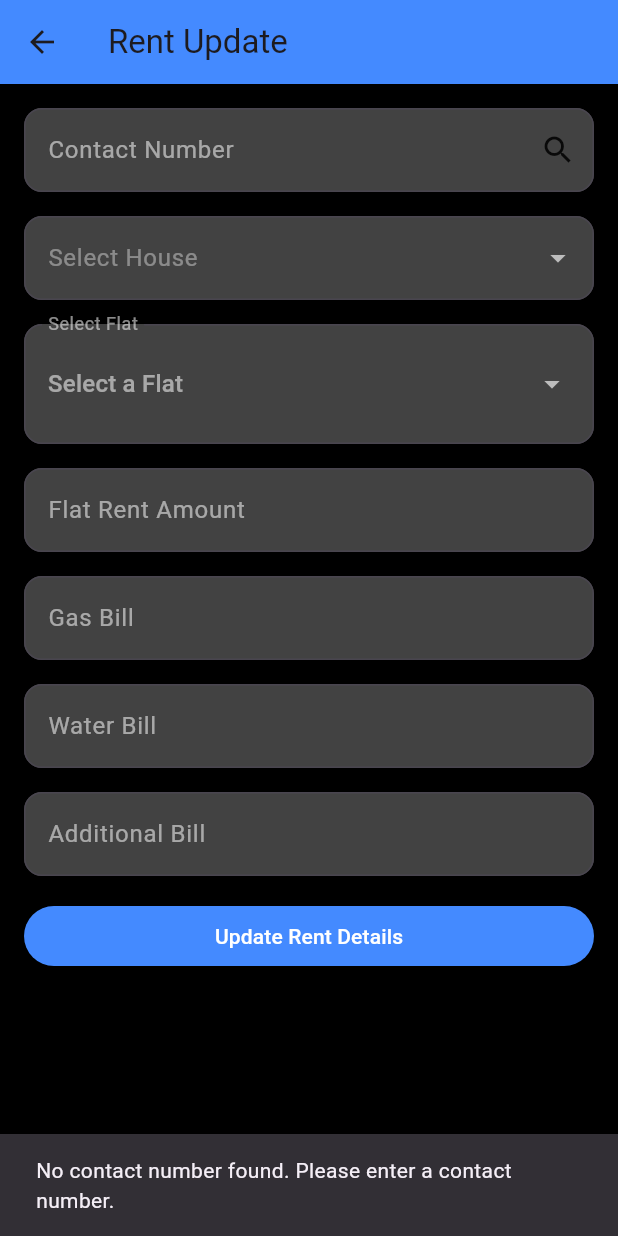
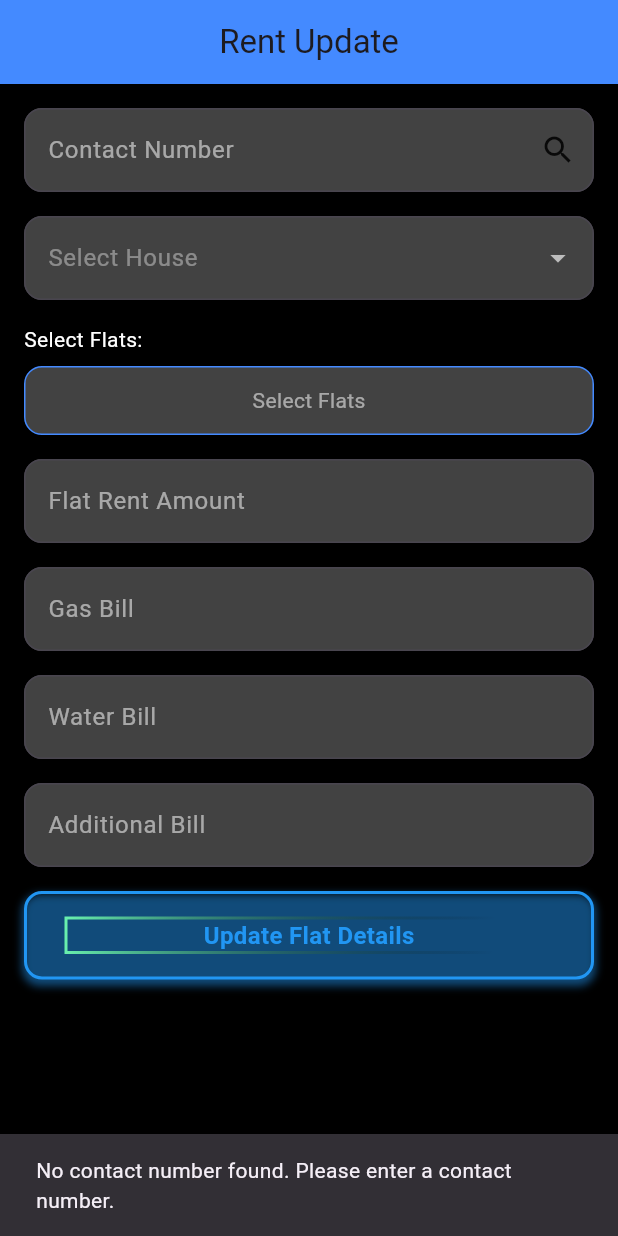
Before and after one commit to hamimrockerz/House_Solution, a Flutter app: the RentUpdatePage screen opened by its route, on a phone screen of 412 x 824 dp. Run offline on Flutter 3.47's test engine with Material 3 defaults, Android fonts, the phone set to English and light mode, and no system bars; our stand-ins replace firebase_core, firebase_database, firebase_storage, hexcolor, icons_plus, image_picker and 2 more; accounts and stored records are empty.

Commit message:
House Rent Update Multiple Select and Update Data Many Flats at a time

```diff
--- a/lib/house_rent_update.dart
+++ b/lib/house_rent_update.dart
@@ -1,6 +1,8 @@
 import 'package:flutter/material.dart';
 import 'package:firebase_database/firebase_database.dart';
 import 'package:shared_preferences/shared_preferences.dart';
+
+import 'animate_button_add_house.dart';
 
 class RentUpdatePage extends StatefulWidget {
   const RentUpdatePage({super.key});
@@ -25,13 +27,14 @@ class _RentUpdatePageState extends State<RentUpdatePage> {
   bool _isSearchTriggered = false;
 
 
-  String? _selectedRoad;    // Selected road
-  String? _selectedBlock;   // Selected block
-  String? _selectedSection;  // Selected section
-  String? _selectedFlat;     // Selected flat
+  String? _selectedRoad; // Selected road
+  String? _selectedBlock; // Selected block
+  String? _selectedSection; // Selected section
+  String? _selectedFlat; // Selected flat
 
 // Example function to set selected values (you should have your UI logic here)
-  void _onSelectFlat(String house, String road, String block, String section, String flat) {
+  void _onSelectFlat(String house, String road, String block, String section,
+      String flat) {
     setState(() {
       _selectedHouse = house;
       _selectedRoad = road;
@@ -213,11 +216,13 @@ class _RentUpdatePageState extends State<RentUpdatePage> {
     }
   }
 
-  void _fetchFlatDetails(String contact, String selectedHouseValue, String selectedFlatValue) async {
+  void _fetchFlatDetails(String contact, String selectedHouseValue,
+      String selectedFlatValue) async {
     // Format selectedHouse
     String selectedHouseFormatted = selectedHouseValue
-        .replaceAll(RegExp(r'Road:|House:|Block:|Section:'), '') // Remove labels
-        .replaceAll(',', '')  // Remove commas
+        .replaceAll(
+        RegExp(r'Road:|House:|Block:|Section:'), '') // Remove labels
+        .replaceAll(',', '') // Remove commas
         .replaceAll(' ', '_') // Replace spaces with underscores
         .replaceAll('___', '_') // Remove triple underscores if present
         .replaceAll('__', '_') // Remove double underscores if present
@@ -231,8 +236,9 @@ class _RentUpdatePageState extends State<RentUpdatePage> {
 
     // Format selectedFlat similarly
     String selectedFlatFormatted = selectedFlatValue
-        .replaceAll(RegExp(r'Road:|House:|Block:|Section:|Flat:'), '') // Remove labels
-        .replaceAll(',', '')  // Remove commas
+        .replaceAll(
+        RegExp(r'Road:|House:|Block:|Section:|Flat:'), '') // Remove labels
+        .replaceAll(',', '') // Remove commas
         .replaceAll(' ', '_') // Replace spaces with underscores
         .replaceAll('___', '_') // Remove triple underscores if present
         .replaceAll('__', '_') // Remove double underscores if present
@@ -252,18 +258,21 @@ class _RentUpdatePageState extends State<RentUpdatePage> {
 
     try {
       // Fetch data from Firebase
-      DataSnapshot snapshot = await FirebaseDatabase.instance.ref(flatPath).get();
+      DataSnapshot snapshot = await FirebaseDatabase.instance.ref(flatPath)
+          .get();
 
       if (snapshot.exists) {
         // Check if snapshot value is of the expected type
-        Map<dynamic, dynamic>? flatData = snapshot.value as Map<dynamic, dynamic>?;
+        Map<dynamic, dynamic>? flatData = snapshot.value as Map<dynamic,
+            dynamic>?;
 
         if (flatData != null) {
           // Assign the values to the respective controllers
           _flatRentAmountController.text = flatData['rent']?.toString() ?? '';
           _gasBillController.text = flatData['gasBill']?.toString() ?? '';
           _waterBillController.text = flatData['waterBill']?.toString() ?? '';
-          _additionalBillController.text = flatData['additionalBill']?.toString() ?? '';
+          _additionalBillController.text =
+              flatData['additionalBill']?.toString() ?? '';
         } else {
           // Handle case where flat data is null
           ScaffoldMessenger.of(context).showSnackBar(
@@ -284,8 +293,6 @@ class _RentUpdatePageState extends State<RentUpdatePage> {
       );
     }
   }
-
-
 
 
   Widget _buildTextField({
@@ -320,24 +327,91 @@ class _RentUpdatePageState extends State<RentUpdatePage> {
     );
   }
 
-  void _updateRentDetails() {
+  void _updateRentDetails() async {
     if (_formKey.currentState!.validate()) {
-      print('Updating rent details for contact: ${_contactController.text}');
-      print('Selected House: $_selectedHouse');
-      print('Selected Flats: $_selectedFlats');
-      print('Flat Rent Amount: ${_flatRentAmountController.text}');
-      print('Gas Bill: ${_gasBillController.text}');
-      print('Water Bill: ${_waterBillController.text}');
-      print('Additional Bill: ${_additionalBillController.text}');
+      String contact = _contactController.text.trim();
+      String selectedHouseValue = _selectedHouse ??
+          ''; // Ensure selected house value is not null
+      String selectedFlatValue = _selectedFlats.isNotEmpty
+          ? _selectedFlats.last
+          : ''; // Get the last selected flat
+
+      // Format selectedHouse
+      String selectedHouseFormatted = selectedHouseValue
+          .replaceAll(
+          RegExp(r'Road:|House:|Block:|Section:'), '') // Remove labels
+          .replaceAll(',', '') // Remove commas
+          .replaceAll(' ', '_') // Replace spaces with underscores
+          .replaceAll('___', '_') // Remove triple underscores if present
+          .replaceAll('__', '_') // Remove double underscores if present
+          .trim(); // Remove any leading/trailing spaces
+
+      // Split formatted house components and rearrange them
+      List<String> houseComponents = selectedHouseFormatted.split('_');
+
+      // Construct the final formatted selectedHouse
+      String selectedHouseFinal = "${contact}_${houseComponents[1]}_${houseComponents[0]}_${houseComponents[2]}_${houseComponents[3]}"; // e.g., "01837097070_2_14_A_11"
+
+      // Loop through selected flats
+      for (String flat in _selectedFlats) {
+        // Format selectedFlat similarly
+        String selectedFlatFormatted = flat
+            .replaceAll(
+            RegExp(r'Road:|House:|Block:|Section:|Flat:'), '') // Remove labels
+            .replaceAll(',', '') // Remove commas
+            .replaceAll(' ', '_') // Replace spaces with underscores
+            .replaceAll('___', '_') // Remove triple underscores if present
+            .replaceAll('__', '_') // Remove double underscores if present
+            .trim(); // Remove any leading/trailing spaces
+
+        // Split formatted flat components and rearrange them
+        List<String> flatComponents = selectedFlatFormatted.split('_');
+
+        // Construct the final formatted selectedFlat
+        String selectedFlatFinal = "${contact}_${flatComponents[1]}_${flatComponents[0]}_${flatComponents[2]}_${flatComponents[3]}_${flatComponents[4]}"; // e.g., "01837097070_2_14_A_11_1A"
+
+        // Construct the flat path to update data
+        String flatPath = "Flats/$contact/$selectedHouseFinal/$selectedFlatFinal"; // Path to the selected flat
+
+        // Update flat details in Firebase
+        try {
+          await FirebaseDatabase.instance.ref(flatPath).update({
+            'rent': double.tryParse(_flatRentAmountController.text) ??
+                0.0,
+            'gasBill': double.tryParse(_gasBillController.text) ?? 0.0,
+            'waterBill': double.tryParse(_waterBillController.text) ?? 0.0,
+            'additionalBill': double.tryParse(_additionalBillController.text) ??
+                0.0,
+          });
+
+          print('Successfully updated flat: $flatPath');
+        } catch (e) {
+          print('Error updating flat $flatPath: $e');
+          ScaffoldMessenger.of(context).showSnackBar(
+            const SnackBar(content: Text('Failed to update flat details.')),
+          );
         }
       }
+
+      ScaffoldMessenger.of(context).showSnackBar(
+        const SnackBar(content: Text('Flat details updated successfully.')),
+      );
+    }
+  }
+
 
   @override
   Widget build(BuildContext context) {
     return Scaffold(
       backgroundColor: Colors.black, // Set background color to black
       appBar: AppBar(
-        title: const Text('Rent Update'),
+        automaticallyImplyLeading: false, // Remove back arrow button
+        title: const Center(
+          child: Text(
+            'Rent Update',
+            textAlign: TextAlign.center, // Center align the title
+          ),
+        ),
         backgroundColor: Colors.blueAccent, // AppBar color
       ),
       body: Padding(
@@ -362,24 +436,29 @@ class _RentUpdatePageState extends State<RentUpdatePage> {
                       borderRadius: BorderRadius.circular(12),
                       borderSide: const BorderSide(color: Colors.blueAccent),
                     ),
-                    suffixIcon:IconButton(
+                    suffixIcon: IconButton(
                       icon: const Icon(Icons.search, color: Colors.black87),
                       onPressed: () {
                         String contact = _contactController.text.trim();
-                        String selectedHouse = _selectedHouse ?? ''; // Get selected house
-                        String selectedFlat = _selectedFlats.isNotEmpty ? _selectedFlats.last : ''; // Get selected flat
+                        String selectedHouse = _selectedHouse ??
+                            ''; // Get selected house
+                        String selectedFlat = _selectedFlats.isNotEmpty
+                            ? _selectedFlats.last
+                            : ''; // Get last selected flat
 
                         // Validate that all fields are filled
-                        if (contact.isNotEmpty && selectedHouse.isNotEmpty && selectedFlat.isNotEmpty) {
-                          _fetchFlatDetails(contact, selectedHouse, selectedFlat);
+                        if (contact.isNotEmpty && selectedHouse.isNotEmpty &&
+                            selectedFlat.isNotEmpty) {
+                          _fetchFlatDetails(
+                              contact, selectedHouse, selectedFlat);
                         } else {
                           ScaffoldMessenger.of(context).showSnackBar(
-                            const SnackBar(content: Text('Please fill in all fields.')),
+                            const SnackBar(
+                                content: Text('Please fill in all fields.')),
                           );
                         }
                       },
                     ),
-
                   ),
                   validator: (value) {
                     if (value == null || value.isEmpty) {
@@ -398,7 +477,6 @@ class _RentUpdatePageState extends State<RentUpdatePage> {
                     labelText: 'Select House',
                     labelStyle: const TextStyle(color: Colors.white38),
                     fillColor: Colors.grey[800],
-                    // Dropdown background color
                     filled: true,
                     border: OutlineInputBorder(
                       borderRadius: BorderRadius.circular(12),
@@ -409,8 +487,8 @@ class _RentUpdatePageState extends State<RentUpdatePage> {
                   items: _houseNumbers.map((house) {
                     return DropdownMenuItem(
                       value: house,
-                      child: Text(house,
-                          style: const TextStyle(color: Colors.blueAccent)),
+                      child: Center(child: Text(house,
+                          style: const TextStyle(color: Colors.blueAccent))),
                     );
                   }).toList(),
                   onChanged: (value) {
@@ -422,78 +500,77 @@ class _RentUpdatePageState extends State<RentUpdatePage> {
                 ),
               ),
 
-              // Flat Dropdown
+              // Custom Flat Selection
               Padding(
                 padding: const EdgeInsets.only(bottom: 16.0),
-                child: InputDecorator(
-                  decoration: InputDecoration(
-                    labelText: 'Select Flat',
-                    labelStyle: const TextStyle(color: Colors.white54),
-                    fillColor: Colors.grey[800],
-                    filled: true,
-                    border: OutlineInputBorder(
+                child: Column(
+                  crossAxisAlignment: CrossAxisAlignment.start,
+                  children: [
+                    const Text(
+                        "Select Flats:", style: TextStyle(color: Colors.white)),
+                    const SizedBox(height: 8.0),
+                    // Spacing between label and dropdown
+                    GestureDetector(
+                      onTap: () => _showFlatSelectionDialog(context),
+                      child: Container(
+                        padding: const EdgeInsets.symmetric(
+                            horizontal: 16.0, vertical: 12.0),
+                        decoration: BoxDecoration(
+                          color: Colors.grey[800],
                           borderRadius: BorderRadius.circular(12),
-                      borderSide: const BorderSide(color: Colors.blueAccent),
+                          border: Border.all(color: Colors.blueAccent),
                         ),
-                  ),
-                  child: DropdownButtonHideUnderline(
-                    child: DropdownButton<String>(
-                      hint: const Text(
-                        'Select a Flat',
-                        style: TextStyle(color: Colors.white54),
-                      ),
-                      items: _filteredFlatNumbers.map((flat) {
-                        return DropdownMenuItem<String>(
-                          value: flat,
-                          child: Text(flat, style: const TextStyle(color: Colors.lightBlueAccent)),
-                        );
-                      }).toList(),
-                      onChanged: (value) {
-                        setState(() {
-                          if (value != null && !_selectedFlats.contains(value)) {
-                            _selectedFlats.add(value);
-                            _selectedFlat = value;  // Update selected flat value
-                          }
-                        });
-                      },
-                      isExpanded: true,
-                      dropdownColor: Colors.grey[800],
+                        child: Center(
+                          child: Text(
+                            _selectedFlats.isNotEmpty ? _selectedFlats.join(
+                                ', ') : 'Select Flats',
+                            style: TextStyle(color: _selectedFlats.isNotEmpty
+                                ? Colors.green
+                                : Colors.white54),
                           ),
                         ),
                       ),
                     ),
+                  ],
+                ),
+              ),
 
-// Display selected flat below the dropdown
-              if (_selectedFlat != null)
+              // Display selected flats below the button
+              if (_selectedFlats.isNotEmpty)
                 Padding(
                   padding: const EdgeInsets.only(top: 16.0),
-                  child: Chip(
+                  child: Wrap(
+                    spacing: 8.0,
+                    runSpacing: 4.0,
+                    children: _selectedFlats.map((flat) {
+                      return Chip(
                         label: Text(
-                      _selectedFlat!,
-                      style: const TextStyle(color: Colors.white),
-                    ),
+                            flat, style: const TextStyle(color: Colors.green)),
                         backgroundColor: Colors.blueAccent,
-                    deleteIcon: const Icon(Icons.close, color: Colors.white),
+                        deleteIcon: const Icon(
+                            Icons.close, color: Colors.white),
                         onDeleted: () {
                           setState(() {
-                        _selectedFlat = null;  // Clear selected flat
-                        _selectedFlats.removeWhere((flat) => flat == _selectedFlat);
+                            _selectedFlats.remove(
+                                flat); // Remove flat from selected list
                           });
                         },
+                      );
+                    }).toList(),
                   ),
                 ),
+
               // Rent Amount TextField
               Padding(
                 padding: const EdgeInsets.only(bottom: 16.0),
                 child: TextFormField(
                   controller: _flatRentAmountController,
                   keyboardType: TextInputType.number,
-                  style: const TextStyle(color: Colors.white),
+                  style: const TextStyle(color: Colors.lightGreen),
                   decoration: InputDecoration(
                     labelText: 'Flat Rent Amount',
                     labelStyle: const TextStyle(color: Colors.white54),
                     fillColor: Colors.grey[800],
-                    // Background color
                     filled: true,
                     border: OutlineInputBorder(
                       borderRadius: BorderRadius.circular(12),
@@ -520,7 +597,6 @@ class _RentUpdatePageState extends State<RentUpdatePage> {
                     labelText: 'Gas Bill',
                     labelStyle: const TextStyle(color: Colors.white54),
                     fillColor: Colors.grey[800],
-                    // Background color
                     filled: true,
                     border: OutlineInputBorder(
                       borderRadius: BorderRadius.circular(12),
@@ -547,7 +623,6 @@ class _RentUpdatePageState extends State<RentUpdatePage> {
                     labelText: 'Water Bill',
                     labelStyle: const TextStyle(color: Colors.white54),
                     fillColor: Colors.grey[800],
-                    // Background color
                     filled: true,
                     border: OutlineInputBorder(
                       borderRadius: BorderRadius.circular(12),
@@ -574,7 +649,6 @@ class _RentUpdatePageState extends State<RentUpdatePage> {
                     labelText: 'Additional Bill',
                     labelStyle: const TextStyle(color: Colors.white54),
                     fillColor: Colors.grey[800],
-                    // Background color
                     filled: true,
                     border: OutlineInputBorder(
                       borderRadius: BorderRadius.circular(12),
@@ -591,18 +665,62 @@ class _RentUpdatePageState extends State<RentUpdatePage> {
               ),
 
               // Submit Button
-              ElevatedButton(
+              Center(
+                child: AnimatedButton(
                   onPressed: _updateRentDetails,
-                child: const Text('Update Rent Details'),
-                style: ElevatedButton.styleFrom(
-                  foregroundColor: Colors.white,
-                  backgroundColor: Colors.blueAccent,
+                  text: "Update Flat Details",
+                  buttonColor: Colors.blue,
                 ),
               ),
+
             ],
           ),
         ),
       ),
     );
   }
+
+// Function to show flat selection dialog
+  void _showFlatSelectionDialog(BuildContext context) {
+    showDialog(
+      context: context,
+      builder: (BuildContext context) {
+        return AlertDialog(
+          title: const Text("Select Flats"),
+          content: SizedBox(
+            width: double.maxFinite,
+            child: ListView(
+              children: _filteredFlatNumbers.map((flat) {
+                return CheckboxListTile(
+                  title: Text(flat, style: const TextStyle(color: Colors
+                      .black)),
+                  value: _selectedFlats.contains(flat),
+                  // Check if flat is selected
+                  onChanged: (bool? selected) {
+                    setState(() {
+                      if (selected == true) {
+                        _selectedFlats.add(flat); // Add to selected flats
+                      } else {
+                        _selectedFlats.remove(
+                            flat); // Remove from selected flats
                       }
+                    });
+                  },
+                  activeColor: Colors.blueAccent,
+                );
+              }).toList(),
+            ),
+          ),
+          actions: [
+            TextButton(
+              onPressed: () {
+                Navigator.of(context).pop(); // Close dialog
+              },
+              child: const Text("Done"),
+            ),
+          ],
+        );
+      },
+    );
+  }
+}
```
Lines whose indentation alone changed are shown as unchanged.
